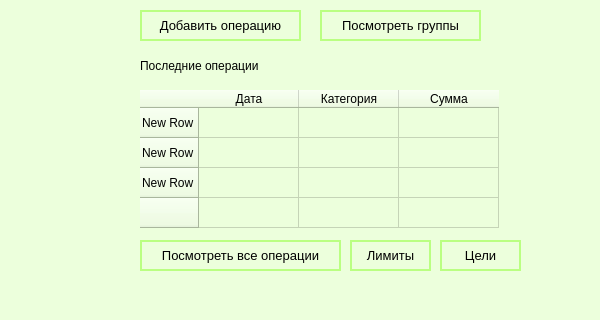
First picture: the form in ui/mainwindow.ui, repository KseniaG8/Family_budget, before the edit; both pictures show x 0 to 600 and y 140 to 460 of the 600 by 460 pixel window.
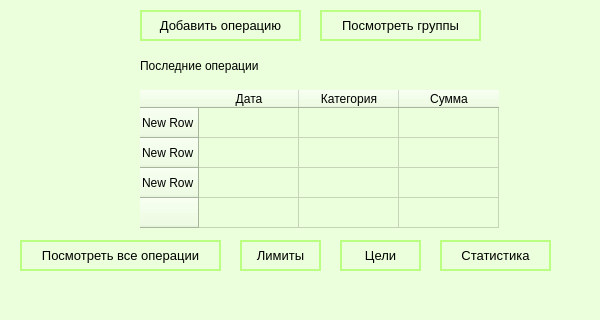
Second picture: the form after the edit.

```diff
--- a/ui/mainwindow.ui
+++ b/ui/mainwindow.ui
@@ -201,7 +201,7 @@
     <widget class="QPushButton" name="pushButton_2">
      <property name="geometry">
       <rect>
-       <x>140</x>
+       <x>20</x>
        <y>400</y>
        <width>201</width>
        <height>31</height>
@@ -254,7 +254,7 @@
     <widget class="QPushButton" name="limitsButton">
      <property name="geometry">
       <rect>
-       <x>350</x>
+       <x>240</x>
        <y>400</y>
        <width>81</width>
        <height>31</height>
@@ -291,7 +291,7 @@
     <widget class="QPushButton" name="goalsButton">
      <property name="geometry">
       <rect>
-       <x>440</x>
+       <x>340</x>
        <y>400</y>
        <width>81</width>
        <height>31</height>
@@ -362,6 +362,43 @@
       <string>Посмотреть группы</string>
      </property>
     </widget>
+    <widget class="QPushButton" name="statisticsButton">
+     <property name="geometry">
+      <rect>
+       <x>440</x>
+       <y>400</y>
+       <width>111</width>
+       <height>31</height>
+      </rect>
+     </property>
+     <property name="maximumSize">
+      <size>
+       <width>16777215</width>
+       <height>16777215</height>
+      </size>
+     </property>
+     <property name="styleSheet">
+      <string notr="true">QPushButton {
+	border-radius: 20px;
+    padding: 2px 5px;
+    font-size: 10pt;
+	icon: none
+}
+QPushButton {
+    background-color: transparent;
+    border: 2px solid #BAFF82;
+    color: black;
+}
+QPushButton:hover {
+    background-color: #48A000;
+	color: white;
+	border: none;
+}</string>
+     </property>
+     <property name="text">
+      <string>Cтатистика</string>
+     </property>
+    </widget>
    </widget>
   </widget>
   <widget class="QMenuBar" name="menubar">
```
